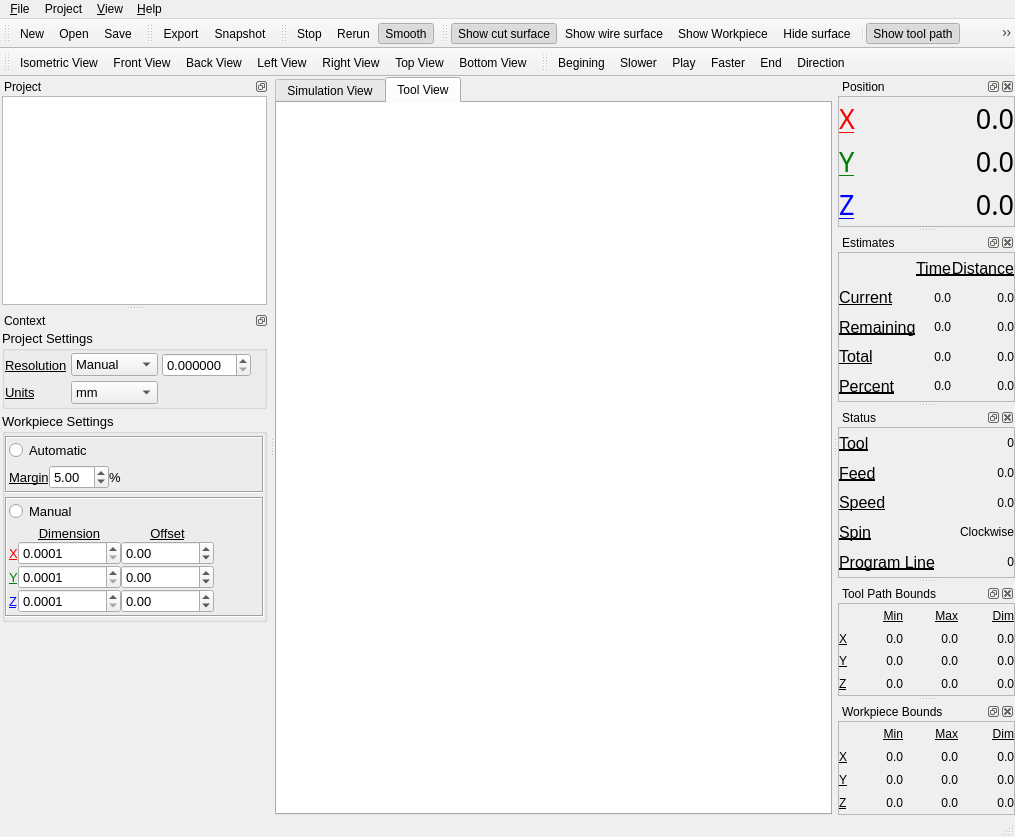
Above: qt/openscam.ui from CauldronDevelopmentLLC/CAMotics before the change. Below: the same form after it.
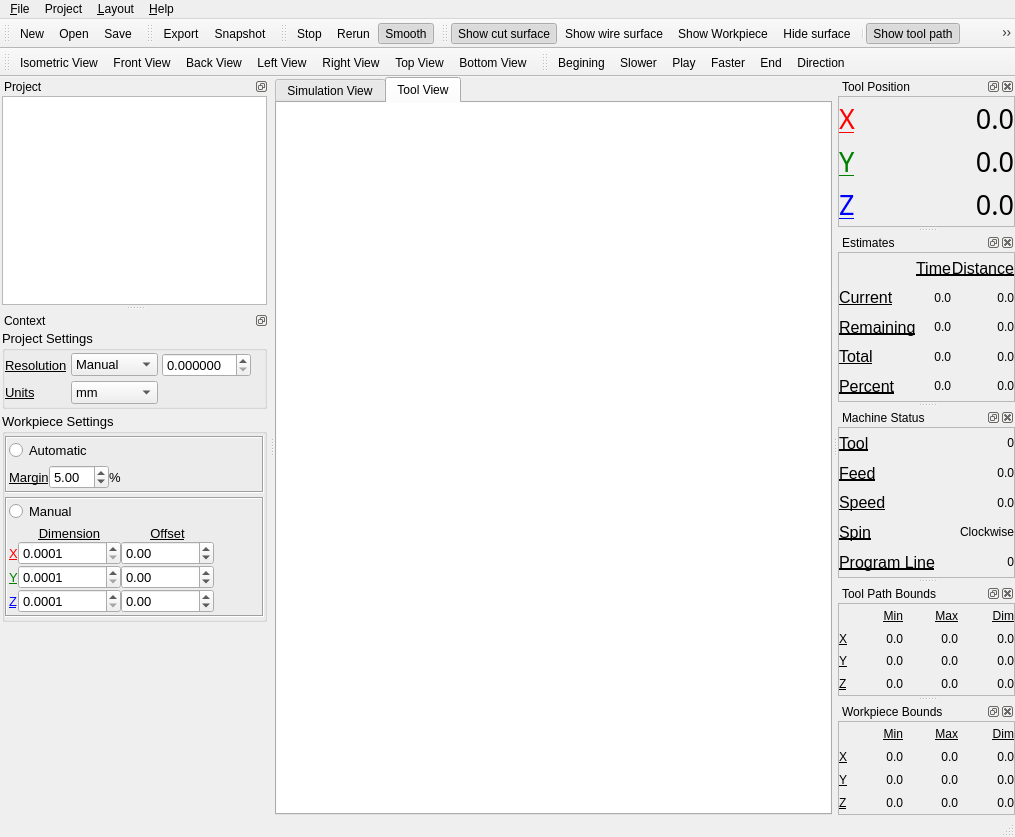
That is the form after the change. Icons and pictures are not drawn. Custom widgets are drawn as their Qt base class.

Diff of the .ui file:
```diff
--- a/qt/openscam.ui
+++ b/qt/openscam.ui
@@ -215,7 +215,7 @@
    </widget>
    <widget class="QMenu" name="menuView">
     <property name="title">
-     <string>&amp;View</string>
+     <string>&amp;Layout</string>
     </property>
     <addaction name="actionResetLayout"/>
    </widget>
@@ -348,7 +348,7 @@
     </size>
    </property>
    <property name="windowTitle">
-    <string>Position</string>
+    <string>Tool Position</string>
    </property>
    <attribute name="dockWidgetArea">
     <number>2</number>
@@ -766,7 +766,7 @@
     </size>
    </property>
    <property name="windowTitle">
-    <string>Status</string>
+    <string>Machine Status</string>
    </property>
    <attribute name="dockWidgetArea">
     <number>2</number>
```
